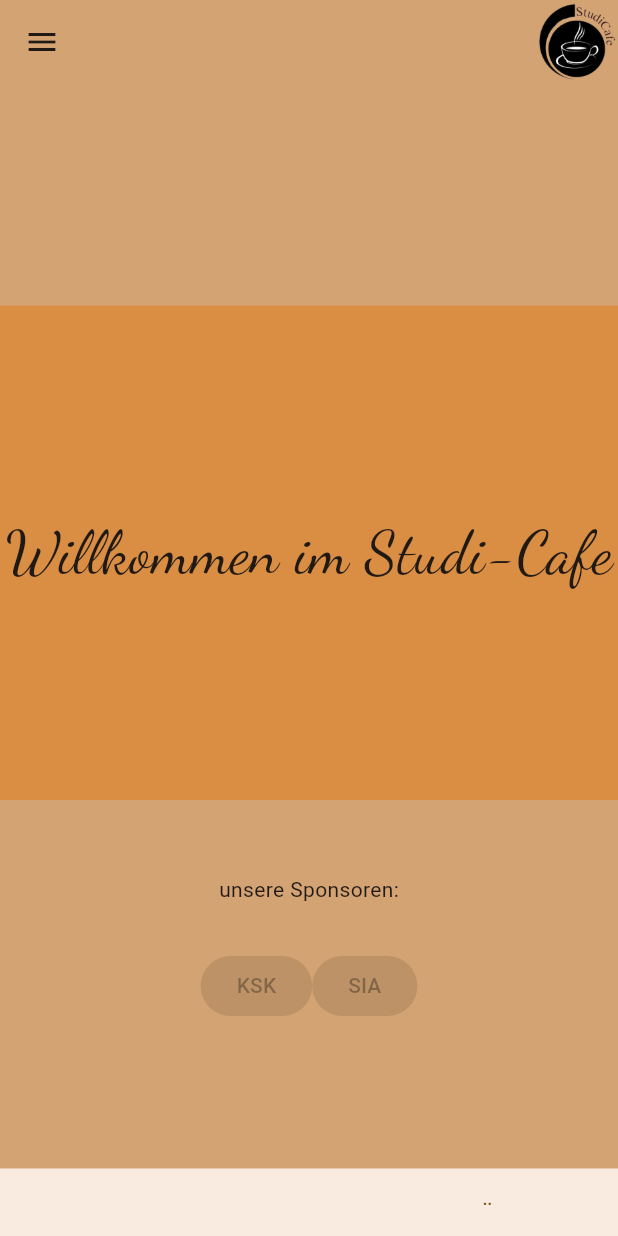
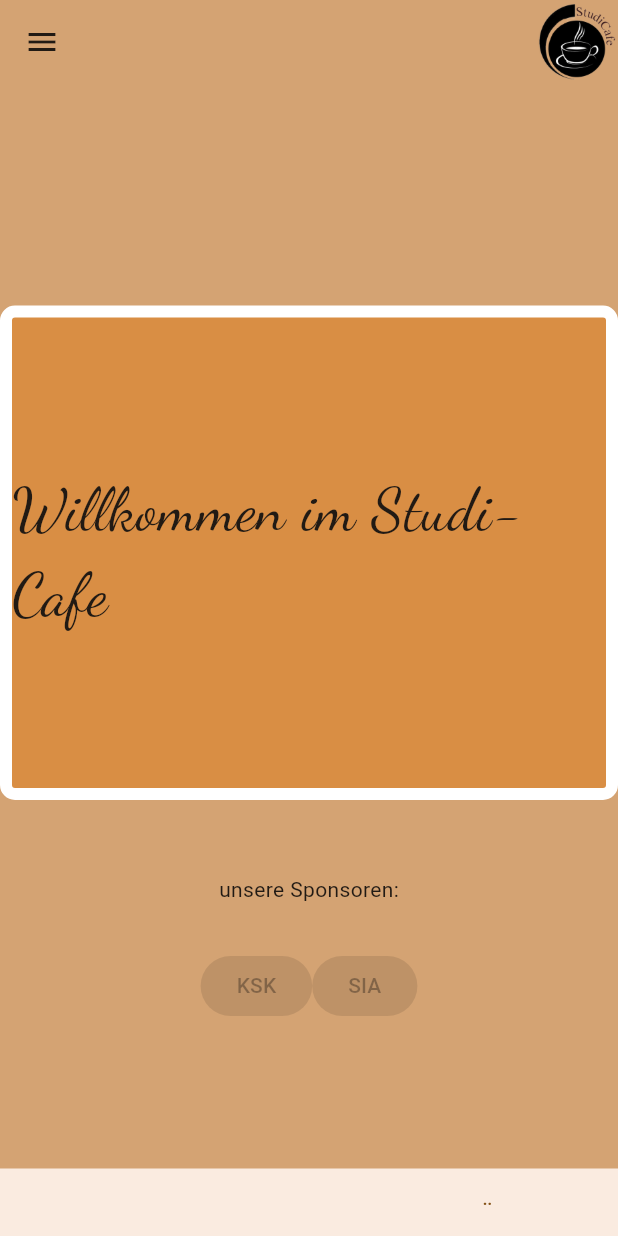
Before and after one commit to CelikFat/ProjektDigitaleTransformation, a Flutter app: the screen it shows after launch, on a phone screen of 412 x 824 dp. Run offline on Flutter 3.47's test engine with Material 3 defaults, Android fonts, the phone set to English and light mode, and no system bars; our stand-ins replace google_fonts.

Commit message:
add boxdecoration for homepage banner

```diff
--- a/lib/home_page/home_page.dart
+++ b/lib/home_page/home_page.dart
@@ -9,7 +9,15 @@ class HomePage extends StatelessWidget {
         mainAxisAlignment: MainAxisAlignment.center,
         children: <Widget>[
           Container(
-            color: const Color(0xFFD98E44),
+            decoration: BoxDecoration(
+              color: const Color(0xFFD98E44),
+              borderRadius: BorderRadius.circular(10.0), // Optional: Add border radius for rounded corners
+              border: Border.all(
+                color: Colors.white, // White border color
+                width: 8.0, // Adjust the width of the border
+              ),
+            ),
+
             width: double.infinity,
             height: MediaQuery.of(context).size.height * 0.4,
             margin: const EdgeInsets.fromLTRB(0, 50, 0, 50),
```
